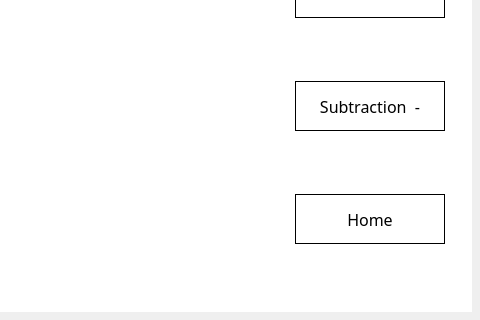
The window that screen/_ui/quiz_dialog.ui (pranav1416/elixir-math-quiz) describes before a commit, drawn with Qt 5; both pictures show x 184 to 664 and y 108 to 428 of the 664 by 428 pixel window.
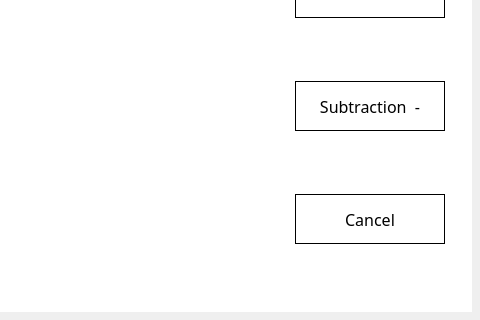
The same window after the commit. Icons and pictures are not drawn.

```diff
--- a/screen/_ui/quiz_dialog.ui
+++ b/screen/_ui/quiz_dialog.ui
@@ -175,7 +175,7 @@
 }</string>
        </property>
        <property name="text">
-        <string>Home</string>
+        <string>Cancel</string>
        </property>
       </widget>
      </item>
```
Left out of the diff: 2 changed lines with no effect on the pictures.
